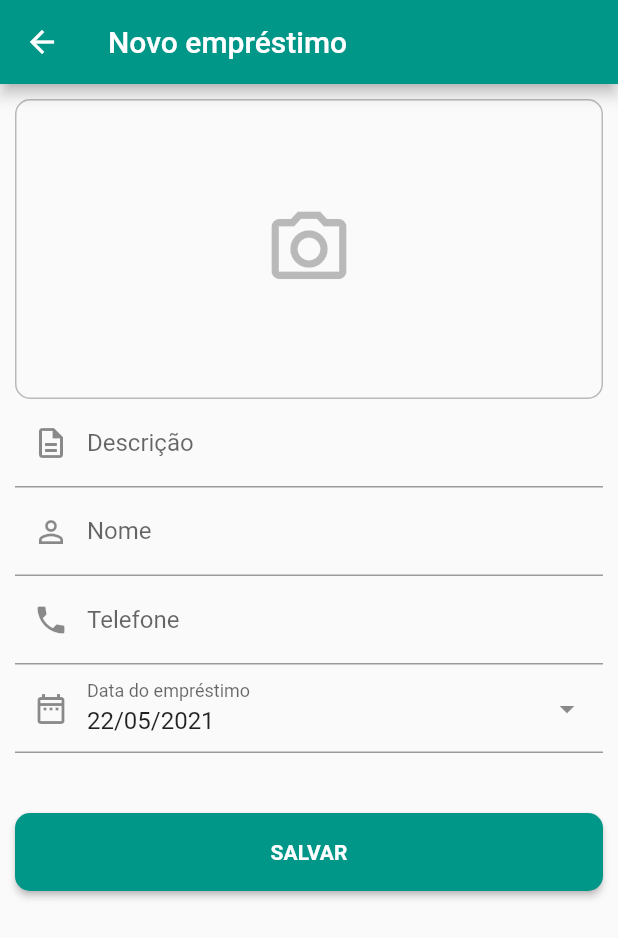
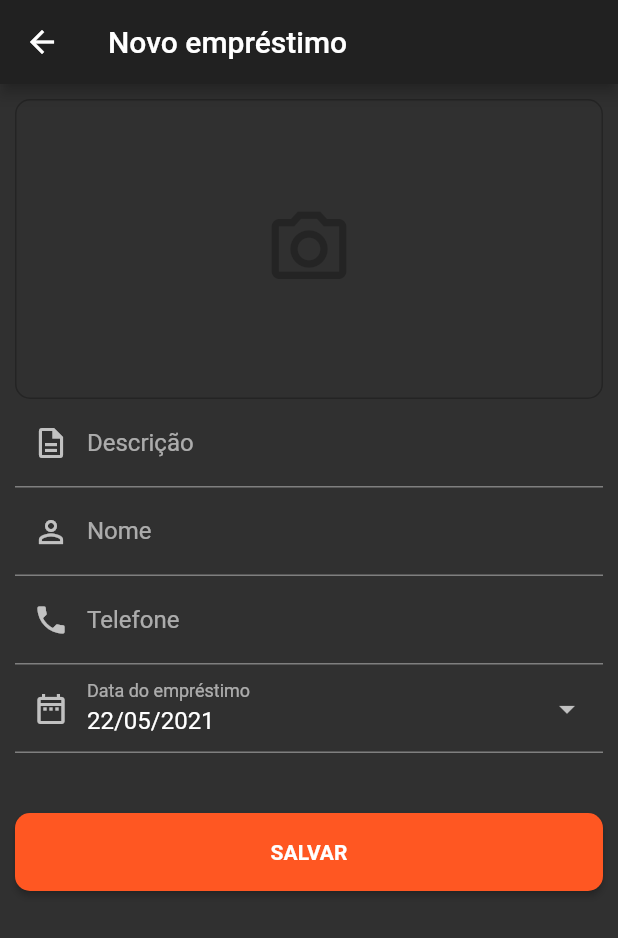
Before and after one commit to lucasfmessias/mem_stuff, a Flutter app: the DetailPage screen opened directly, on a phone screen of 412 x 824 dp. Shown: the top 938 px of the screen. Run offline on Flutter 3.47's test engine with Material 2 defaults, Android fonts, the phone set to English and light mode, and no system bars; our stand-ins replace another_flushbar, brasil_fields, flutter_slidable, get_it, image_picker, sqflite; accounts and stored records are empty.

Commit message:
Theme + Button call

```diff
--- a/lib/core/app_theme.dart
+++ b/lib/core/app_theme.dart
@@ -1,12 +1,14 @@
 import 'package:flutter/material.dart';
 
-import 'app_const.dart';
-
 final kAppTheme = ThemeData(
-  primarySwatch: Colors.teal,
-  visualDensity: VisualDensity.adaptivePlatformDensity,
-  buttonTheme: ButtonThemeData(
-    height: kButtonHeight,
-    textTheme: ButtonTextTheme.primary,
-  ),
+  // primaryColor: Colors.amberAccent,
+  // visualDensity: VisualDensity.adaptivePlatformDensity,
+  // buttonTheme: ButtonThemeData(
+  //   height: kButtonHeight,
+  //   textTheme: ButtonTextTheme.primary,
+  // ),
+  brightness: Brightness.dark,
+  primaryColor: Color(0xFF212121),
+  accentColor: Colors.deepOrange,
+  primarySwatch: Colors.deepOrange,
 );
--- a/lib/main.dart
+++ b/lib/main.dart
@@ -1,5 +1,6 @@
 import 'package:flutter/material.dart';
 import 'package:mem_stuff/pages/home_page.dart';
+import 'package:mem_stuff/services/service_locator.dart';
 
 import 'core/app_const.dart';
 import 'core/app_theme.dart';
@@ -10,6 +11,7 @@ class MyApp extends StatefulWidget {
 }
 
 void main() {
+  setupLocator();
   runApp(MyApp());
 }
 
@@ -17,6 +19,7 @@ class _MyAppState extends State<MyApp> {
   @override
   Widget build(BuildContext context) {
     return MaterialApp(
+      debugShowCheckedModeBanner: false,
       title: kAppTitle,
       theme: kAppTheme,
       home: HomePage(),
--- a/lib/widgets/phone_input_field.dart
+++ b/lib/widgets/phone_input_field.dart
@@ -26,6 +26,7 @@ class PhoneInputField extends StatelessWidget {
         TelefoneInputFormatter(),
       ],
       validator: PhoneHelper.validatePhoneNumber,
+      keyboardType: TextInputType.number,
       onSaved: onSaved,
       decoration: InputDecoration(
         prefixIcon: Icon(icon),
--- a/pubspec.yaml
+++ b/pubspec.yaml
@@ -44,6 +44,8 @@ dependencies:
   # The following adds the Cupertino Icons font to your application.
   # Use with the CupertinoIcons class for iOS style icons.
   cupertino_icons: ^1.0.2
+  url_launcher: ^6.0.4
+  get_it: ^7.1.3
 
 dev_dependencies:
   flutter_test:
```
Also changed, not shown: lib/controllers/home_controller.dart (+6 -6 lines), lib/helpers/phone_helper.dart (+13 -5 lines), lib/pages/home_page.dart (+11 -2 lines), lib/services/calls_and_messages_service.dart (added, +8 -0 lines), lib/services/service_locator.dart (added, +8 -0 lines), lib/widgets/stuff_card.dart (+11 -1 lines), pubspec.lock.
